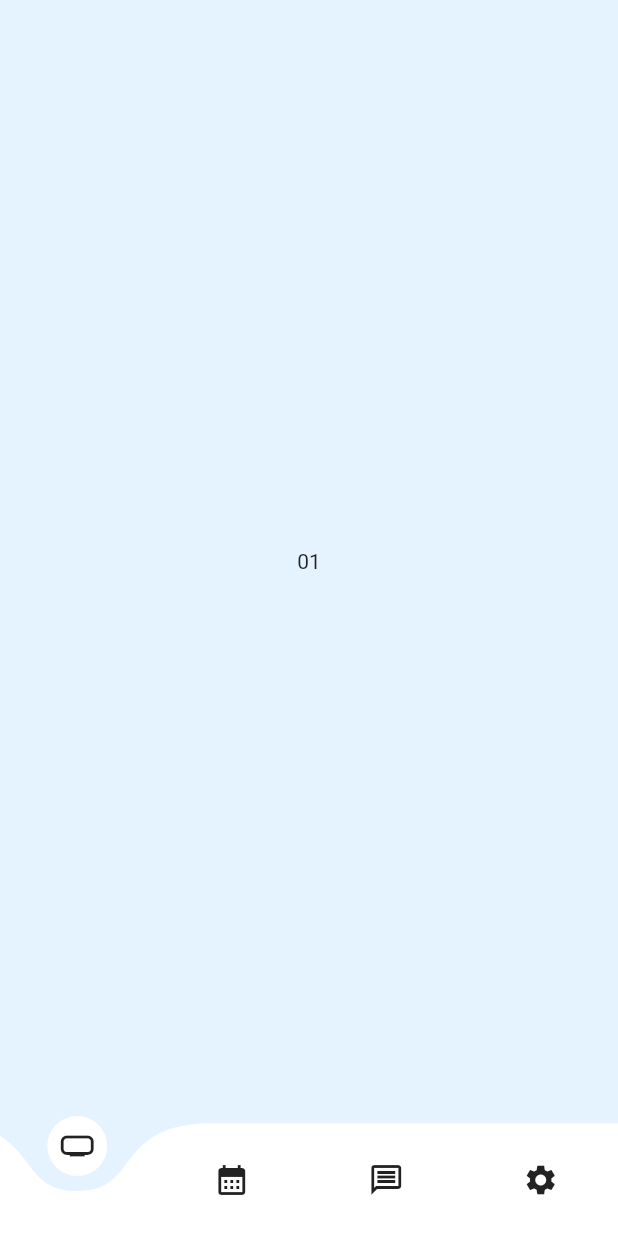
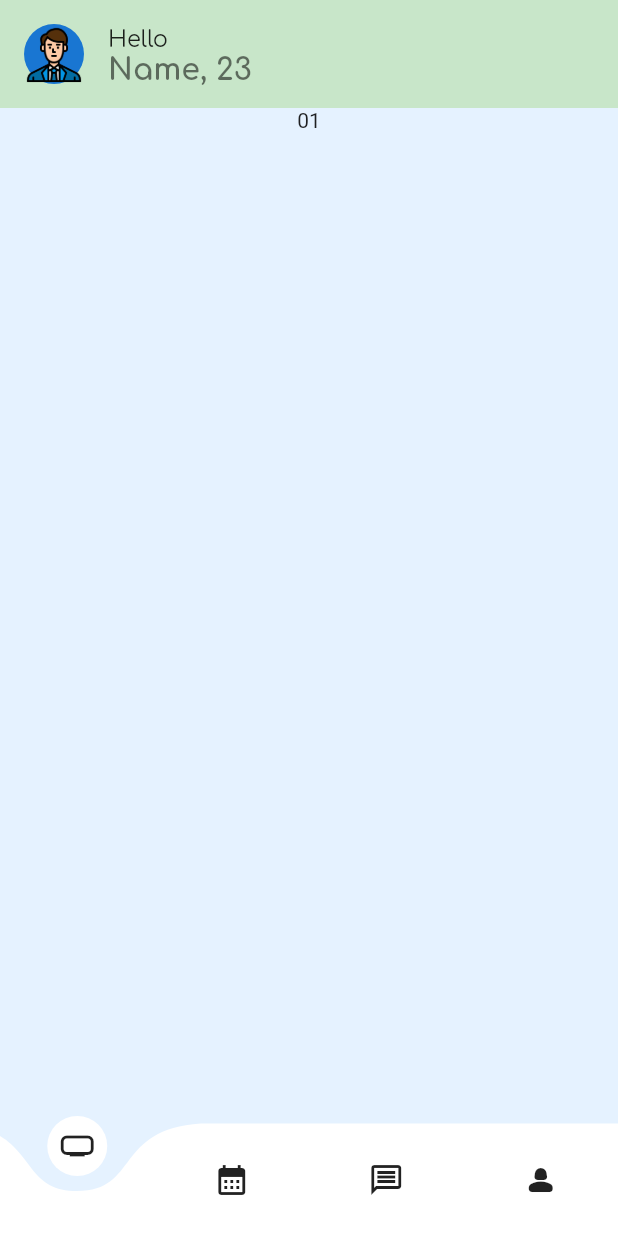
Before and after one commit to Saon00/medicare-apps, a Flutter app: the MainBottomNavBar screen opened directly, on a phone screen of 412 x 824 dp. Run offline on Flutter 3.47's test engine with Material 2 defaults, Android fonts, the phone set to English and light mode, and no system bars; drawn by our look-alikes of curved_navigation_bar; our stand-ins replace flutter_svg, google_fonts.

Commit message:
user profile bar added

```diff
--- a/lib/main.dart
+++ b/lib/main.dart
@@ -1,5 +1,5 @@
 import 'package:flutter/material.dart';
-import 'package:medicalthemeapp/pages/signup_page.dart';
+import 'package:medicalthemeapp/pages/login_page.dart';
 
 void main() => runApp(const MaterialApp(
       home: MyApp(),
@@ -17,7 +17,7 @@ class _MyAppState extends State<MyApp> {
   @override
   Widget build(BuildContext context) {
     return const Scaffold(
-      body: SignUpPage(),
+      body: LoginPage(),
     );
   }
 }
--- /dev/null
+++ b/lib/utils/user_profile_bar.dart
@@ -0,0 +1,26 @@
+import 'package:flutter/material.dart';
+import 'package:google_fonts/google_fonts.dart';
+
+class UserProfilebar extends StatelessWidget {
+  const UserProfilebar({
+    Key? key,
+  }) : super(key: key);
+
+  @override
+  Widget build(BuildContext context) {
+    return ListTile(
+      tileColor: Colors.green.shade100,
+      title: Text(
+        'Hello',
+        style: GoogleFonts.comfortaa(fontSize: 15),
+      ),
+      subtitle: Text("Name, 23",
+          style:
+              GoogleFonts.comfortaa(fontSize: 20, fontWeight: FontWeight.bold)),
+      leading: CircleAvatar(
+        maxRadius: 20,
+        child: Image.asset('assets/man.png'),
+      ),
+    );
+  }
+}
--- a/lib/widgets/bottom_nav_bar.dart
+++ b/lib/widgets/bottom_nav_bar.dart
@@ -1,6 +1,8 @@
 import 'package:curved_navigation_bar/curved_navigation_bar.dart';
 import 'package:flutter/material.dart';
 import 'package:medicalthemeapp/utils/colors.dart';
+
+import '../utils/user_profile_bar.dart';
 
 class MainBottomNavBar extends StatefulWidget {
   const MainBottomNavBar({Key? key}) : super(key: key);
@@ -27,10 +29,12 @@ class _MainBottomNavBarState extends State<MainBottomNavBar> {
         backgroundColor: CustomsColors.backgroundColor,
         animationDuration: const Duration(milliseconds: 300),
         items: const [
-          Icon(Icons.home_max_outlined),
+          Icon(
+            Icons.home_max_outlined,
+          ),
           Icon(Icons.calendar_month_sharp),
           Icon(Icons.message_outlined),
-          Icon(Icons.settings),
+          Icon(Icons.person_2_rounded),
         ],
         onTap: (index) {
           setState(() {
@@ -38,8 +42,13 @@ class _MainBottomNavBarState extends State<MainBottomNavBar> {
           });
         },
       ),
-      body: Center(
-        child: _list[_selectIndex],
+      body: SafeArea(
+        child: Column(
+          children: [
+            const UserProfilebar(),
+            Expanded(child: _list[_selectIndex])
+          ],
+        ),
       ),
     );
   }
```
Also changed, not shown: lib/pages/login_page.dart (+21 -3 lines), lib/pages/signup_page.dart (+64 -26 lines), assets/man.png (added).
